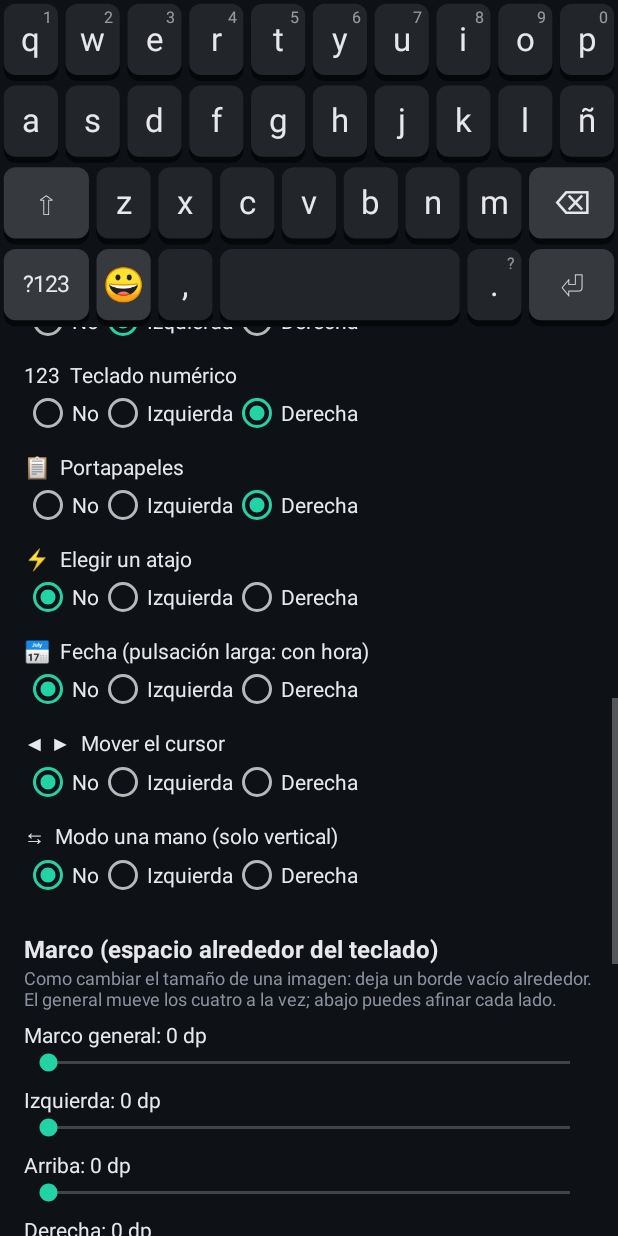
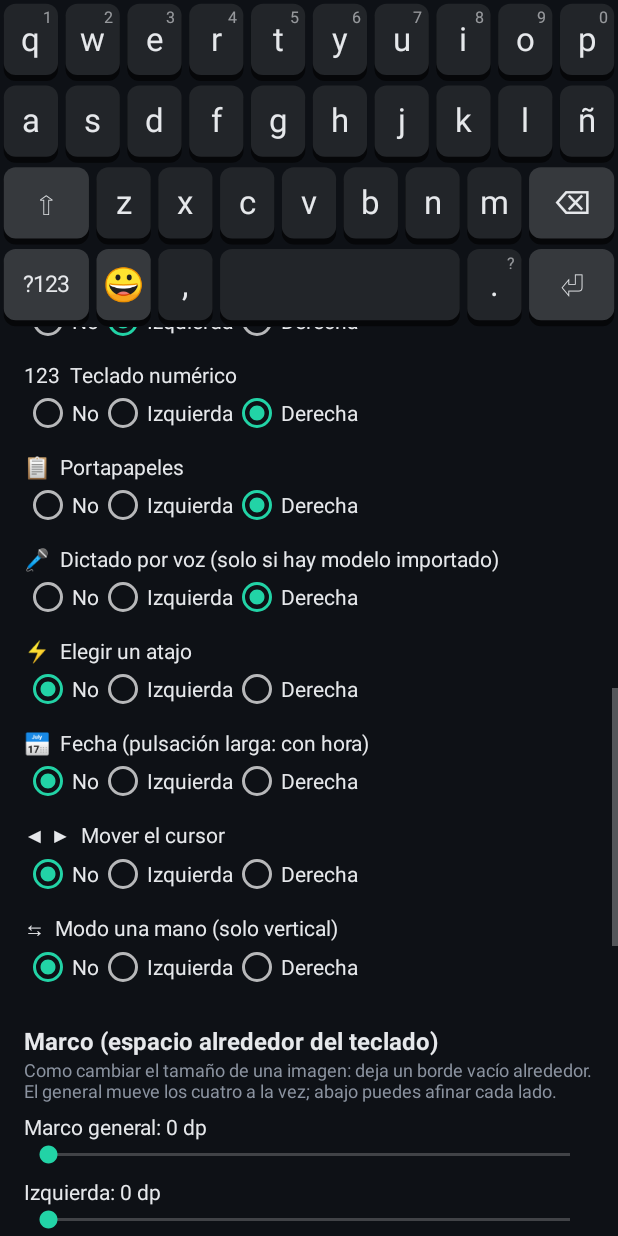
Before and after one commit to c4rp3di/fusion-tecladosoberano-v0-2, an Android app: the KeyboardEditorActivity screen opened directly, with no data from a screen before it, scrolled down 848 dp, on a phone screen of 412 x 824 dp. Run offline under Robolectric (Android 15) with nearby library versions, the phone set to English and light mode, and no system bars.

Commit message:
Actualiza proyecto-android/app/src/main/java/com/vigia/tecladosoberano/settings/KeyboardEditorActivity.kt

```diff
--- a/proyecto-android/app/src/main/java/com/vigia/tecladosoberano/settings/KeyboardEditorActivity.kt
+++ b/proyecto-android/app/src/main/java/com/vigia/tecladosoberano/settings/KeyboardEditorActivity.kt
@@ -105,6 +105,7 @@ class KeyboardEditorActivity : Activity() {
         panel.addView(posicion("🔑  La Bóveda", "vault", "left"))
         panel.addView(posicion("123  Teclado numérico", "numeric", "right"))
         panel.addView(posicion("📋  Portapapeles", "clip", "right"))
+        panel.addView(posicion("🎤  Dictado por voz (solo si hay modelo importado)", "voice", "right"))
         panel.addView(posicion("⚡  Elegir un atajo", "shortcuts", "off"))
         panel.addView(posicion("📅  Fecha (pulsación larga: con hora)", "date", "off"))
         panel.addView(posicion("◀ ▶  Mover el cursor", "cursor", "off"))
```
